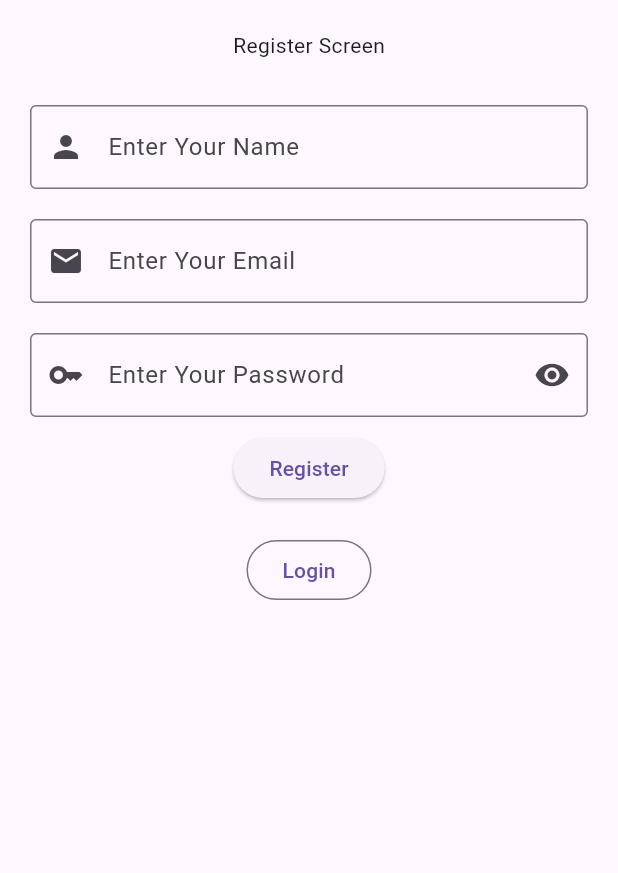
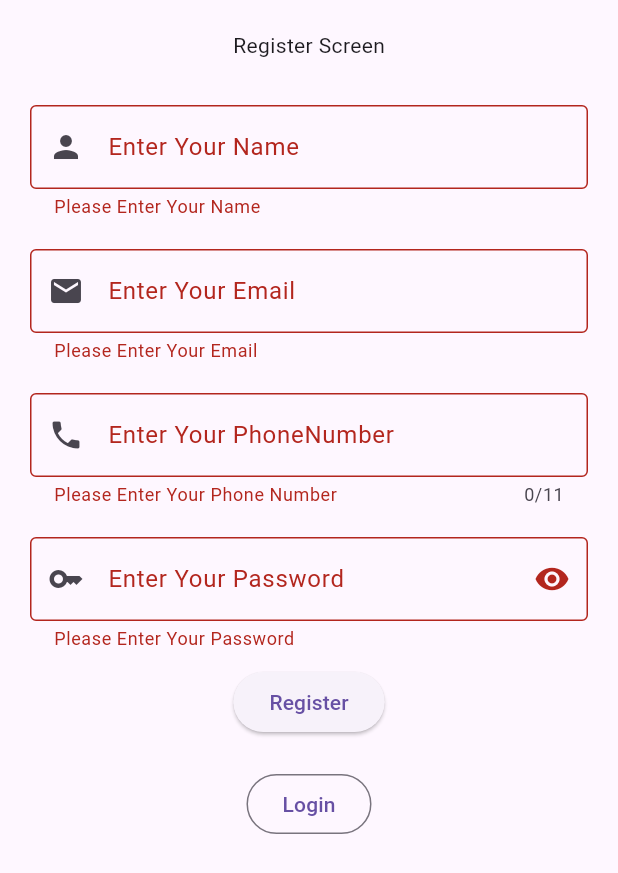
Before and after one commit to AnasAbid1/flutter-app, a Flutter app: the screen it shows after launch, after a tap on "Register", on a phone screen of 412 x 824 dp. Shown: the top 873 px of the screen. Run offline on Flutter 3.47's test engine with Material 3 defaults, Android fonts, the phone set to English and light mode, and no system bars; network calls fail; key blocks and very long unbroken strings in the code were emptied for the run.

Commit message:
Form Completed

```diff
--- a/lib/form_screen.dart
+++ b/lib/form_screen.dart
@@ -1,4 +1,7 @@
 import 'package:flutter/material.dart';
+import 'package:flutter/services.dart';
+import 'package:tts06c1/login_screen.dart';
+import 'package:tts06c1/main.dart';
 
 class FormScreen extends StatefulWidget {
   const FormScreen({super.key});
@@ -8,80 +11,165 @@ class FormScreen extends StatefulWidget {
 }
 
 class _FormScreenState extends State<FormScreen> {
+  bool isHide = true;
+
+  TextEditingController userName = TextEditingController();
+  TextEditingController userEmail = TextEditingController();
+  TextEditingController userPass = TextEditingController();
+  TextEditingController userPhone = TextEditingController();
+
+  final formKey = GlobalKey<FormState>();
+
+  @override
+  void dispose() {
+    // TODO: implement dispose
+    userName.dispose();
+    userEmail.dispose();
+    userPass.dispose();
+    userPhone.dispose();
+    super.dispose();
+  }
+
   @override
   Widget build(BuildContext context) {
     return Scaffold(
-      body: Column(
+        body: Form(
+      key: formKey,
+      child: Column(
         children: [
-
           const SizedBox(
             height: 20,
           ),
-
-          const Center(child: Text("Register Screen"),),
-
+          const Center(
+            child: Text("Register Screen"),
+          ),
           const SizedBox(
             height: 20,
           ),
-
           Container(
-            margin: const EdgeInsets.symmetric(horizontal: 20,vertical: 10),
+            margin: const EdgeInsets.symmetric(horizontal: 20, vertical: 10),
             child: TextFormField(
+              controller: userName,
+              validator: (value) {
+                if (value == null || value.isEmpty || value == " ") {
+                  return "Please Enter Your Name";
+                } else {
+                  return null;
+                }
+              },
               decoration: const InputDecoration(
-                label: Text("Enter Your Name"),
-                hintText: "John Doe",
-                prefixIcon: Icon(Icons.person),
-                border: OutlineInputBorder(
-                  borderSide: BorderSide(color: Colors.black,width: 4)
-                )
-              ),
+                  label: Text("Enter Your Name"),
+                  hintText: "John Doe",
+                  prefixIcon: Icon(Icons.person),
+                  border: OutlineInputBorder(
+                      borderSide: BorderSide(color: Colors.black, width: 4))),
             ),
           ),
-
           Container(
-            margin: const EdgeInsets.symmetric(horizontal: 20,vertical: 10),
+            margin: const EdgeInsets.symmetric(horizontal: 20, vertical: 10),
             child: TextFormField(
+              controller: userEmail,
+              validator: (value) {
+                if (value == null || value.isEmpty || value == " ") {
+                  return "Please Enter Your Email";
+                } else {
+                  return null;
+                }
+              },
               decoration: const InputDecoration(
                   label: Text("Enter Your Email"),
                   hintText: "johndoe@gmail.com",
                   prefixIcon: Icon(Icons.email),
                   border: OutlineInputBorder(
-                      borderSide: BorderSide(color: Colors.black,width: 4)
-                  )
-              ),
+                      borderSide: BorderSide(color: Colors.black, width: 4))),
             ),
           ),
-
           Container(
-            margin: const EdgeInsets.symmetric(horizontal: 20,vertical: 10),
+            margin: const EdgeInsets.symmetric(horizontal: 20, vertical: 10),
             child: TextFormField(
-              obscureText: true,
-              obscuringCharacter: '-',
+              maxLength: 11, // Display
+              inputFormatters: [LengthLimitingTextInputFormatter(11)],
+              controller: userPhone,
+              validator: (value) {
+                if (value == null || value.isEmpty || value == " ") {
+                  return "Please Enter Your Phone Number";
+                }
+                if (value.length < 11) {
+                  return "Phone Number must be of 11 digits";
+                } else {
+                  return null;
+                }
+              },
               decoration: const InputDecoration(
-                  label: Text("Enter Your Password"),
-                  hintText: "Joh****n3",
-                  prefixIcon: Icon(Icons.key),
-                  suffixIcon: Icon(Icons.remove_red_eye),
+                  label: Text("Enter Your PhoneNumber"),
+                  hintText: "24557496434",
+                  prefixIcon: Icon(Icons.phone),
                   border: OutlineInputBorder(
-                      borderSide: BorderSide(color: Colors.black,width: 4)
-                  )
-              ),
+                      borderSide: BorderSide(color: Colors.black, width: 4))),
             ),
           ),
+          Container(
+            margin: const EdgeInsets.symmetric(horizontal: 20, vertical: 10),
+            child: TextFormField(
+              controller: userPass,
+              obscureText: isHide == true ? true : false,
+              obscuringCharacter: '-',
+              validator: (value) {
+                if (value == null || value.isEmpty || value == " ") {
+                  return "Please Enter Your Password";
+                }
+                if (value.length < 6) {
+                  return "Password must be of 6 Digits or more";
+                } else {
+                  return null;
+                }
+              },
+              decoration: InputDecoration(
+                  label: const Text("Enter Your Password"),
+                  hintText: "Joh****n3",
+                  prefixIcon: const Icon(Icons.key),
+                  suffixIcon: IconButton(
+                      onPressed: () {
+                        setState(() {
+                          isHide = !isHide;
+                        });
+                      },
+                      icon: isHide == true
+                          ? const Icon(Icons.remove_red_eye)
+                          : const Icon(Icons.panorama_fish_eye)),
+                  border: const OutlineInputBorder(
+                      borderSide: BorderSide(color: Colors.black, width: 4))),
+            ),
+          ),
+          ElevatedButton(
+              onPressed: () {
+                if (formKey.currentState!.validate()) {
+                  debugPrint(userName.text);
+                  debugPrint(userEmail.text);
+                  debugPrint(userPass.text);
+                  ScaffoldMessenger.of(context).showSnackBar(
+                      SnackBar(content: Text("User Registered as: ${userName.text}"),
+                      behavior: SnackBarBehavior.floating,
+                        margin: const EdgeInsets.symmetric(horizontal: 10, vertical: 10),
+                        backgroundColor: Colors.green,
 
-          ElevatedButton(
-              onPressed: (){},
-              child: Text("Register")),
-
-
+                      ));
+                  userName.clear();
+                  userEmail.clear();
+                  userPass.clear();
+                  Navigator.push(context,
+                      MaterialPageRoute(builder: (context) => const MyHome(),));
+                }
+              },
+              child: const Text("Register")),
           const SizedBox(
             height: 20,
           ),
-
-          OutlinedButton(onPressed: (){}, child: Text("Login"))
-
+          OutlinedButton(onPressed: () {
+            Navigator.push(context, MaterialPageRoute(builder: (context) => LoginScreen(),));
+          }, child: const Text("Login"))
         ],
-      )
-    );
+      ),
+    ));
   }
 }
```
Also changed, not shown: lib/login_screen.dart (added, +131 -0 lines), lib/main.dart (+6 -2 lines).
